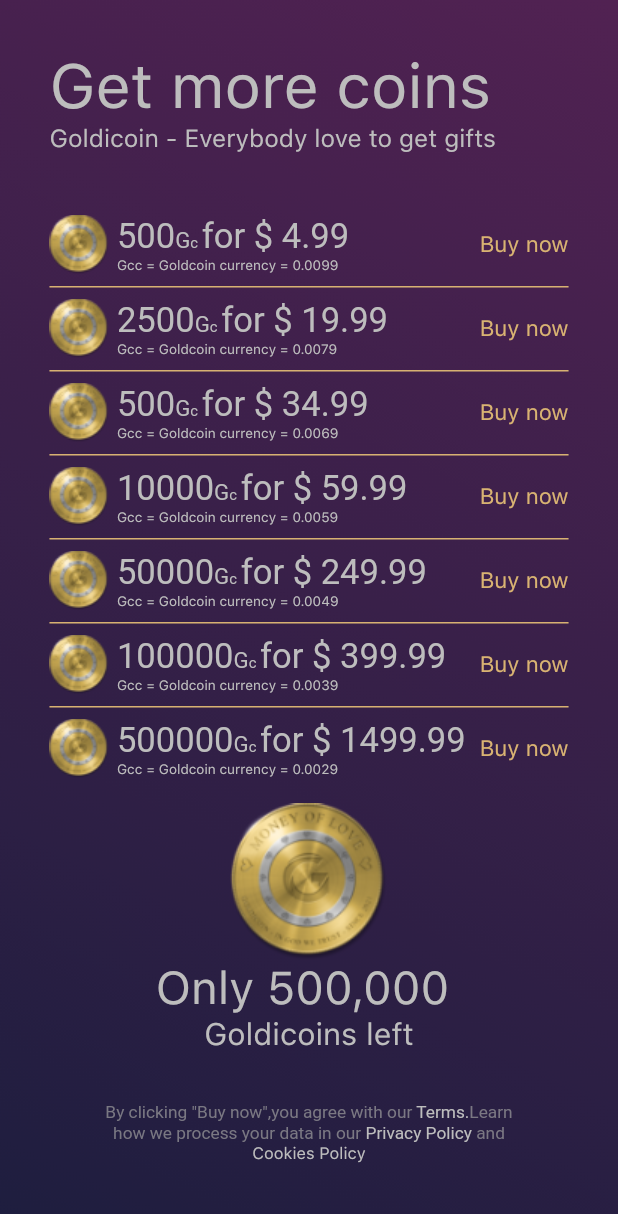
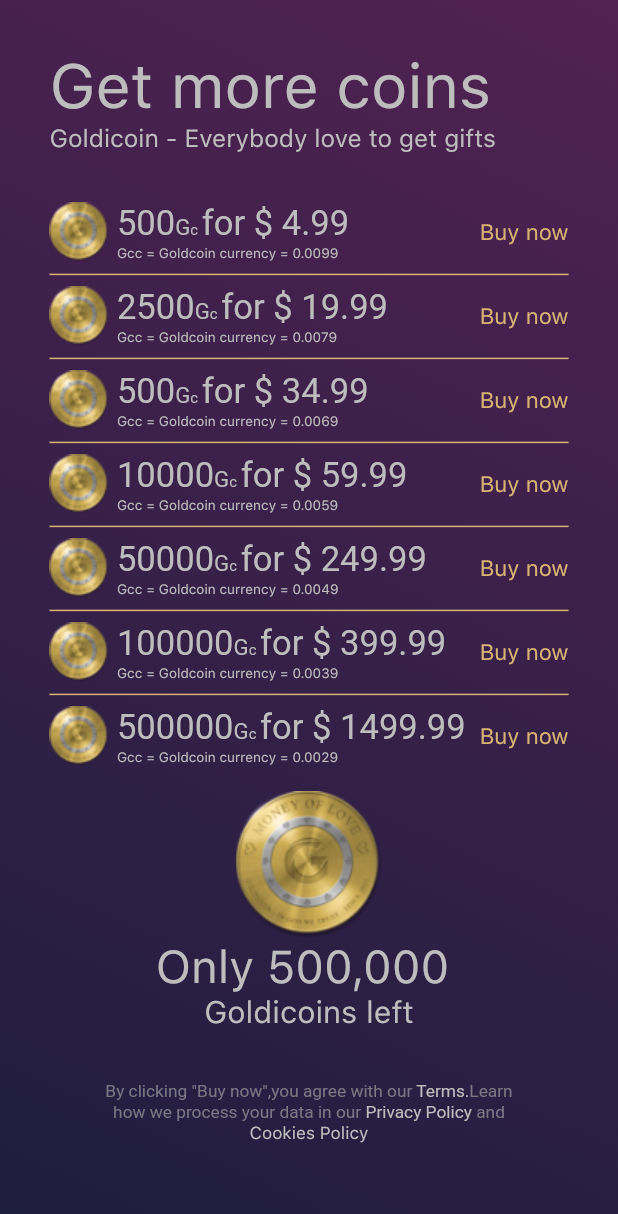
Before and after one commit to Abhisheksainii/goldidate-master, a Flutter app: the GetCoins screen opened by its route, on a phone screen of 412 x 824 dp. Shown: the top 1214 px of the screen. Run offline on Flutter 3.47's test engine with Material 2 defaults, Android fonts, the phone set to English and light mode, and no system bars; our stand-ins replace auto_size_text, cloud_firestore, firebase_auth, firebase_core, font_awesome_flutter, google_sign_in and 4 more; missing offline and left inert: flutter_login_facebook, mobile_number; accounts and stored records are empty; project files that could hold a hidden picture were left out.

Commit message:
minor fixes

```diff
--- a/lib/screens/coins_feature/getcoins.dart
+++ b/lib/screens/coins_feature/getcoins.dart
@@ -37,7 +37,7 @@ class GetCoins extends StatelessWidget {
                       fontSize: height * 0.02, color: AppColors.greyColor),
                 ),
                 SizedBox(
-                  height: height * 0.05,
+                  height: height * 0.04,
                 ),
                 PriceTags(
                   size: size,
@@ -111,6 +111,8 @@ class GetCoins extends StatelessWidget {
                 Row(mainAxisAlignment: MainAxisAlignment.center, children: [
                   Image.asset(
                     Common.assetsImages + "bigcoin.png",
+                    height: height * 0.12,
+                    width: height * 0.2,
                   ),
                 ]),
                 Row(mainAxisAlignment: MainAxisAlignment.center, children: [
@@ -187,7 +189,7 @@ class GetCoins extends StatelessWidget {
                     "Cookies Policy",
                     style: TextStyle(
                       color: AppColors.greyColor,
-                      fontSize: 11,
+                      fontSize: height * 0.014,
                     ),
                   ),
                 ]),
```
Also changed, not shown: lib/screens/Home/Profile/editProfile.dart (+6 -2 lines).
